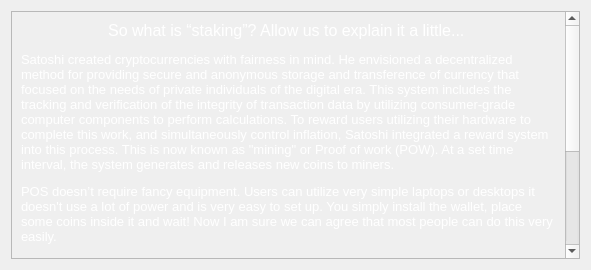
Before: the Qt Designer form src/qt/forms/networkpage.ui in netcoinfoundation/netcoin, drawn with Qt 5.
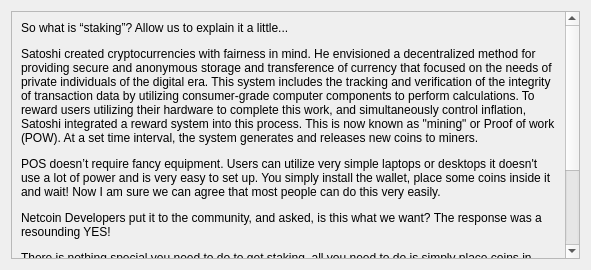
After: the same form once the commit is applied. Icons and pictures are not drawn.

```diff
--- a/src/qt/forms/networkpage.ui
+++ b/src/qt/forms/networkpage.ui
@@ -13,12 +13,6 @@
   <property name="windowTitle">
    <string>Address Book</string>
   </property>
-  <property name="styleSheet">
-   <string notr="true">QWidget 
-{
-background: url(:/images/res/images/home-background.png)
-}</string>
-  </property>
   <layout class="QGridLayout" name="gridLayout">
    <item row="0" column="0">
     <widget class="QScrollArea" name="scrollArea">
@@ -40,11 +34,27 @@
       <layout class="QGridLayout" name="gridLayout_2">
        <item row="0" column="0">
         <widget class="QLabel" name="label">
-         <property name="styleSheet">
-          <string notr="true">background: transparent;</string>
+         <property name="palette">
+          <palette>
+           <active/>
+           <inactive/>
+           <disabled/>
+          </palette>
+         </property>
+         <property name="contextMenuPolicy">
+          <enum>Qt::DefaultContextMenu</enum>
          </property>
          <property name="text">
-          <string>&lt;html&gt;&lt;head/&gt;&lt;body&gt;&lt;p align=&quot;center&quot;&gt;&lt;span style=&quot; font-size:12pt; color:#ffffff;&quot;&gt;So what is “staking”? Allow us to explain it a little... &lt;/span&gt;&lt;/p&gt;&lt;p&gt;&lt;span style=&quot; font-size:10pt; color:#ffffff;&quot;&gt;Satoshi created cryptocurrencies with fairness in mind. He envisioned a decentralized method for providing secure and anonymous storage and transference of currency that focused on the needs of private individuals of the digital era. This system includes the tracking and verification of the integrity of transaction data by utilizing consumer-grade computer components to perform calculations. To reward users utilizing their hardware to complete this work, and simultaneously control inflation, Satoshi integrated a reward system into this process. This is now known as &amp;quot;mining&amp;quot; or Proof of work (POW). At a set time interval, the system generates and releases new coins to miners.&lt;/span&gt;&lt;/p&gt;&lt;p&gt;&lt;span style=&quot; font-size:10pt; color:#ffffff;&quot;&gt;POS doesn’t require fancy equipment. Users can utilize very simple laptops or desktops it doesn't use a lot of power and is very easy to set up. You simply install the wallet, place some coins inside it and wait! Now I am sure we can agree that most people can do this very easily.&lt;/span&gt;&lt;/p&gt;&lt;p&gt;&lt;span style=&quot; font-size:10pt; color:#ffffff;&quot;&gt;Netcoin Developers put it to the community, and asked, is this what we want? The response was a resounding YES! &lt;/span&gt;&lt;/p&gt;&lt;p&gt;&lt;span style=&quot; font-size:10pt; color:#ffffff;&quot;&gt;There is nothing special you need to do to get staking, all you need to do is simply place coins in your wallet and wait. That is all.&lt;/span&gt;&lt;/p&gt;&lt;p&gt;&lt;span style=&quot; font-size:10pt; color:#ffffff;&quot;&gt;The POS system implemented by Netcoin frees users of the need to purchase expensive hardware for their mining operation to remain relevant, but POS offers better security. To provide incentive, we have made a system where users get rewarded more as the amount they stake increases! We are calling it Personal investment rate or PIR for short. PIR works on a sliding scale, so it always benefits you to own more Netcoins! You can set your own interest rate by simply adjusting how many coins you wish to stake!&lt;/span&gt;&lt;/p&gt;&lt;/body&gt;&lt;/html&gt;</string>
+          <string>&lt;!DOCTYPE HTML PUBLIC &quot;-//W3C//DTD HTML 4.0//EN&quot; &quot;http://www.w3.org/TR/REC-html40/strict.dtd&quot;&gt;
+&lt;html&gt;&lt;head&gt;&lt;meta name=&quot;qrichtext&quot; content=&quot;1&quot; /&gt;&lt;style type=&quot;text/css&quot;&gt;
+p, li { white-space: pre-wrap; }
+&lt;/style&gt;&lt;/head&gt;&lt;body&gt;
+&lt;p&gt;&lt;span&gt;So what is “staking”? Allow us to explain it a little... &lt;/span&gt;&lt;/p&gt;
+&lt;p&gt;&lt;span&gt;Satoshi created cryptocurrencies with fairness in mind. He envisioned a decentralized method for providing secure and anonymous storage and transference of currency that focused on the needs of private individuals of the digital era. This system includes the tracking and verification of the integrity of transaction data by utilizing consumer-grade computer components to perform calculations. To reward users utilizing their hardware to complete this work, and simultaneously control inflation, Satoshi integrated a reward system into this process. This is now known as &amp;quot;mining&amp;quot; or Proof of work (POW). At a set time interval, the system generates and releases new coins to miners.&lt;/span&gt;&lt;/p&gt;
+&lt;p&gt;&lt;span&gt;POS doesn’t require fancy equipment. Users can utilize very simple laptops or desktops it doesn't use a lot of power and is very easy to set up. You simply install the wallet, place some coins inside it and wait! Now I am sure we can agree that most people can do this very easily.&lt;/span&gt;&lt;/p&gt;
+&lt;p&gt;&lt;span&gt;Netcoin Developers put it to the community, and asked, is this what we want? The response was a resounding YES! &lt;/span&gt;&lt;/p&gt;
+&lt;p&gt;&lt;span&gt;There is nothing special you need to do to get staking, all you need to do is simply place coins in your wallet and wait. That is all.&lt;/span&gt;&lt;/p&gt;
+&lt;p&gt;&lt;span&gt;The POS system implemented by Netcoin frees users of the need to purchase expensive hardware for their mining operation to remain relevant, but POS offers better security. To provide incentive, we have made a system where users get rewarded more as the amount they stake increases! We are calling it Personal investment rate or PIR for short. PIR works on a sliding scale, so it always benefits you to own more Netcoins! You can set your own interest rate by simply adjusting how many coins you wish to stake!&lt;/span&gt;&lt;/p&gt;&lt;/body&gt;&lt;/html&gt;</string>
          </property>
          <property name="wordWrap">
           <bool>true</bool>
```
